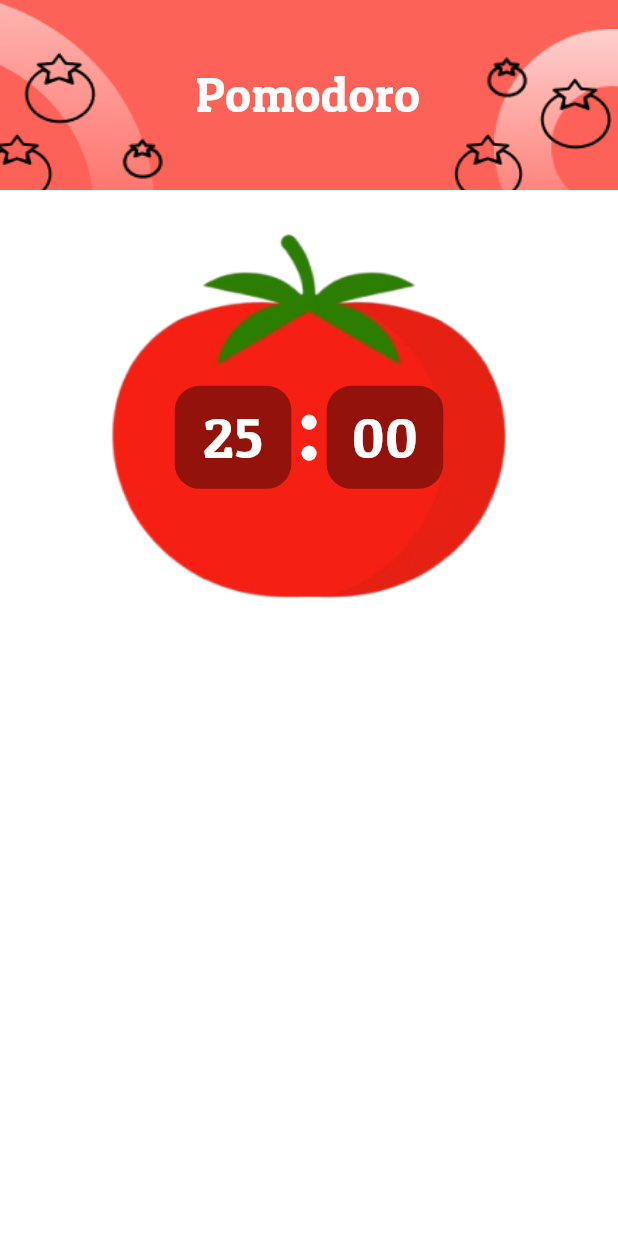
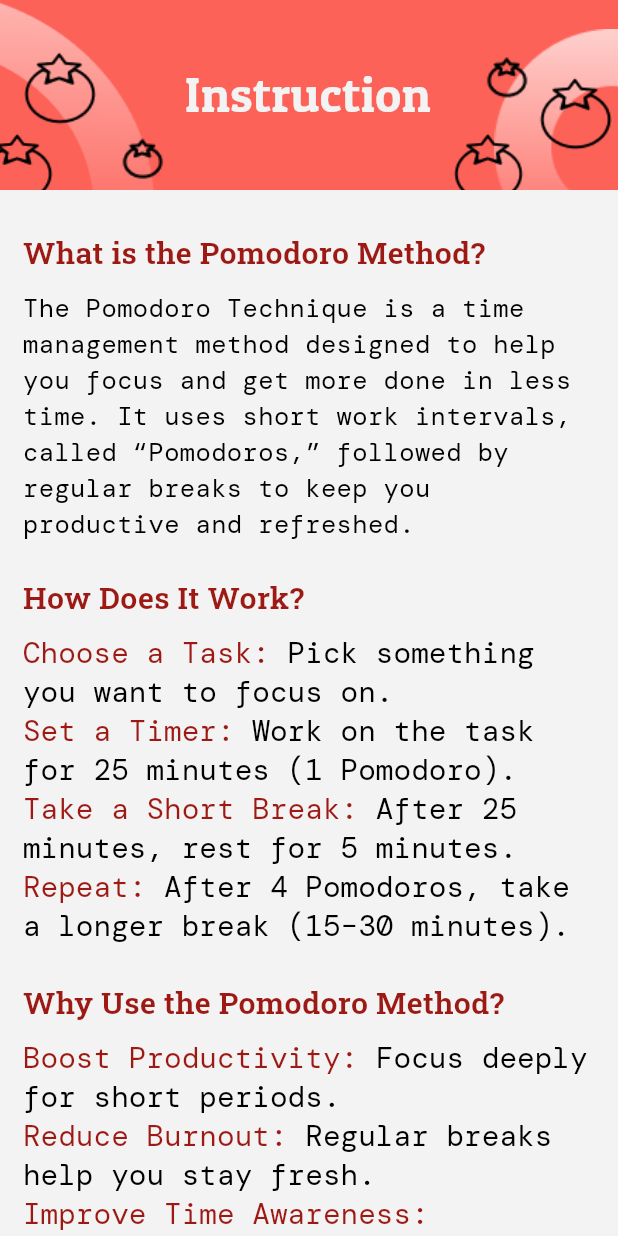
Before and after one commit to Abdusalom-mobile-developer/pomodoro, a Flutter app: the screen it shows after launch, on a phone screen of 412 x 824 dp. Run offline on Flutter 3.47's test engine with Material 3 defaults, Android fonts, the phone set to English and light mode, and no system bars; our stand-ins replace go_router; missing offline and left inert: back_button_interceptor.

Commit message:
Created Instructions Screen with all it's Texts in it.

```diff
--- /dev/null
+++ b/lib/customs/custom_rich_text.dart
@@ -0,0 +1,34 @@
+import 'package:flutter/material.dart';
+import 'package:pomodoro/customs/custom_size.dart';
+import 'package:pomodoro/utils/colors.dart';
+
+// ignore: must_be_immutable
+class CustomRichText extends StatelessWidget {
+  String text1, text2;
+  CustomRichText(this.text1, this.text2, {super.key});
+
+  @override
+  Widget build(BuildContext context) {
+    return RichText(
+        text: TextSpan(children: [
+      TextSpan(
+        text: text1,
+        style: TextStyle(
+          color: UtilsColors.darkPink,
+          fontWeight: FontWeight.w500,
+          fontFamily: "DMMono",
+          fontSize: CustomSize.width(context, 21),
+        ),
+      ),
+      TextSpan(
+        text: text2,
+        style: TextStyle(
+          color: UtilsColors.black,
+          fontWeight: FontWeight.w500,
+          fontFamily: "DMMono",
+          fontSize: CustomSize.width(context, 21),
+        ),
+      )
+    ]));
+  }
+}
--- a/lib/main.dart
+++ b/lib/main.dart
@@ -2,6 +2,7 @@ import 'package:flutter/material.dart';
 import 'package:flutter/services.dart';
 import 'package:go_router/go_router.dart';
 import 'package:pomodoro/screens/home.dart';
+import 'package:pomodoro/screens/instruction.dart';
 import 'package:pomodoro/screens/splash.dart';
 
 void main() {
@@ -41,5 +42,18 @@ final GoRouter _router = GoRouter(initialLocation: "/splash", routes: [
         child: child,
       ),
     ),
+  ),
+  GoRoute(
+    path: "/instruction",
+    pageBuilder: (context, state) => CustomTransitionPage(
+      transitionDuration: const Duration(milliseconds: 600),
+      key: state.pageKey,
+      child: const InstructionScreen(),
+      transitionsBuilder: (context, animation, secondaryAnimation, child) =>
+          FadeTransition(
+        opacity: CurveTween(curve: Curves.easeInBack).animate(animation),
+        child: child,
+      ),
+    ),
   )
 ]);
--- a/lib/screens/home.dart
+++ b/lib/screens/home.dart
@@ -3,7 +3,6 @@ import 'package:flutter/services.dart';
 import 'package:pomodoro/customs/custom_size.dart';
 import 'package:pomodoro/customs/custom_text.dart';
 import 'package:pomodoro/customs/height.dart';
-import 'package:pomodoro/customs/width.dart';
 import 'package:pomodoro/utils/colors.dart';
 import 'package:pomodoro/utils/img_paths.dart';
 import 'package:back_button_interceptor/back_button_interceptor.dart';
@@ -208,7 +207,7 @@ class _HomeScreenState extends State<HomeScreen> {
                               CustomSize.width(context, 19),
                               FontWeight.w500,
                               TextAlign.center,
-                              "PatuaOne"),
+                              "RobotoMono"),
                         ),
                         // Middle Double Circles
                         Container(
@@ -245,7 +244,7 @@ class _HomeScreenState extends State<HomeScreen> {
                               CustomSize.width(context, 19),
                               FontWeight.w500,
                               TextAlign.center,
-                              "PatuaOne"),
+                              "RobotoMono"),
                         ),
                       ],
                     ),
--- /dev/null
+++ b/lib/screens/instruction.dart
@@ -0,0 +1,259 @@
+import 'package:flutter/material.dart';
+import 'package:pomodoro/customs/custom_rich_text.dart';
+import 'package:pomodoro/customs/custom_size.dart';
+import 'package:pomodoro/customs/custom_text.dart';
+import 'package:pomodoro/customs/height.dart';
+import 'package:pomodoro/utils/colors.dart';
+import 'package:pomodoro/utils/img_paths.dart';
+
+class InstructionScreen extends StatelessWidget {
+  const InstructionScreen({super.key});
+
+  @override
+  Widget build(BuildContext context) {
+    return Scaffold(
+      backgroundColor: UtilsColors.bg,
+      body: SizedBox(
+        width: double.infinity,
+        child: Column(
+          children: [
+            // App Bar Simulator
+            ClipRect(
+              child: Container(
+                height: CustomSize.height(context, 6.5),
+                color: UtilsColors.pink,
+                child: Row(
+                  crossAxisAlignment: CrossAxisAlignment.end,
+                  mainAxisAlignment: MainAxisAlignment.spaceBetween,
+                  children: [
+                    Stack(
+                      children: [
+                        Container(
+                          alignment: Alignment.bottomLeft,
+                          child: Image(
+                            image: AssetImage(ImgPaths.appBarCircleLeft),
+                            width: CustomSize.width(context, 4),
+                            fit: BoxFit.fill,
+                          ),
+                        ),
+                        // Big Black Tomato Center
+                        Transform.translate(
+                          offset: Offset(CustomSize.width(context, 31),
+                              -CustomSize.width(context, 90)),
+                          child: Container(
+                            alignment: Alignment.center,
+                            child: Image(
+                              image: AssetImage(ImgPaths.appBarTomatoBlack),
+                              width: CustomSize.width(context, 7.7),
+                              fit: BoxFit.fill,
+                            ),
+                          ),
+                        ),
+                        // Small Black Tomato
+                        Transform.translate(
+                          offset: Offset(CustomSize.width(context, 5.1),
+                              -CustomSize.width(context, 63)),
+                          child: Container(
+                            alignment: Alignment.bottomLeft,
+                            child: Image(
+                              image:
+                                  AssetImage(ImgPaths.appBarTomatoBlackSmall),
+                              width: CustomSize.width(context, 14.3),
+                              fit: BoxFit.fill,
+                            ),
+                          ),
+                        ),
+                        // Big Black Tomato Corner
+                        Transform.translate(
+                          offset: Offset(-CustomSize.width(context, 30),
+                              CustomSize.width(context, 37)),
+                          child: Container(
+                            alignment: Alignment.bottomLeft,
+                            child: Image(
+                              image: AssetImage(ImgPaths.appBarTomatoBlack),
+                              width: CustomSize.width(context, 8),
+                              fit: BoxFit.fill,
+                            ),
+                          ),
+                        ),
+                      ],
+                    ),
+                    // Text Part
+                    Transform.translate(
+                      offset: Offset(-CustomSize.width(context, 37), 0),
+                      child: Column(
+                        mainAxisAlignment: MainAxisAlignment.center,
+                        children: [
+                          CustomText(
+                              "Instruction",
+                              UtilsColors.bg,
+                              CustomSize.width(context, 16.3),
+                              FontWeight.w500,
+                              TextAlign.center,
+                              "PatuaOne"),
+                        ],
+                      ),
+                    ),
+                    Stack(
+                      children: [
+                        Container(
+                          alignment: Alignment.bottomRight,
+                          child: Image(
+                            image: AssetImage(ImgPaths.appBarCircleRight),
+                            width: CustomSize.width(context, 5),
+                            fit: BoxFit.fill,
+                          ),
+                        ),
+                        // Small Black Tomato
+                        Transform.translate(
+                          offset: Offset(-CustomSize.width(context, 70),
+                              -CustomSize.width(context, 35)),
+                          child: Container(
+                            alignment: Alignment.center,
+                            child: Image(
+                              image:
+                                  AssetImage(ImgPaths.appBarTomatoBlackSmall),
+                              width: CustomSize.width(context, 14.3),
+                              fit: BoxFit.fill,
+                            ),
+                          ),
+                        ),
+                        // Big Black Tomato Center
+                        Transform.translate(
+                          offset: Offset(CustomSize.width(context, 15),
+                              -CustomSize.width(context, 17)),
+                          child: Container(
+                            alignment: Alignment.bottomRight,
+                            child: Image(
+                              image: AssetImage(ImgPaths.appBarTomatoBlack),
+                              width: CustomSize.width(context, 7.7),
+                              fit: BoxFit.fill,
+                            ),
+                          ),
+                        ),
+                        // Big Black Tomato Left
+                        Transform.translate(
+                          offset: Offset(-CustomSize.width(context, 13.9),
+                              CustomSize.width(context, 37)),
+                          child: Container(
+                            alignment: Alignment.bottomCenter,
+                            child: Image(
+                              image: AssetImage(ImgPaths.appBarTomatoBlack),
+                              width: CustomSize.width(context, 8),
+                              fit: BoxFit.fill,
+                            ),
+                          ),
+                        ),
+                      ],
+                    )
+                  ],
+                ),
+              ),
+            ),
+            // Instructions Part
+            Expanded(
+              child: Padding(
+                padding: EdgeInsets.symmetric(
+                  horizontal: CustomSize.width(context, 27),
+                ),
+                // Disabling the Scroll Effect
+                child: ScrollConfiguration(
+                  behavior: NoGlowScrollBehavior(),
+                  child: SingleChildScrollView(
+                    child: Column(
+                      crossAxisAlignment: CrossAxisAlignment.start,
+                      children: [
+                        Height(30),
+                        CustomText(
+                          "What is the Pomodoro Method?",
+                          UtilsColors.darkPink,
+                          CustomSize.width(context, 10.1),
+                          FontWeight.w500,
+                          TextAlign.left,
+                          "RobotoSlab",
+                        ),
+                        Height(CustomSize.height(context, 10)),
+                        CustomText(
+                          "The Pomodoro Technique is a time management method designed to help you focus and get more done in less time. It uses short work intervals, called “Pomodoros,” followed by regular breaks to keep you productive and refreshed.",
+                          UtilsColors.black,
+                          CustomSize.width(context, 8.5),
+                          FontWeight.w500,
+                          TextAlign.left,
+                          "DMMono",
+                        ),
+                        Height(CustomSize.height(context, 23)),
+                        CustomText(
+                          "How Does It Work?",
+                          UtilsColors.darkPink,
+                          CustomSize.width(context, 10.1),
+                          FontWeight.w500,
+                          TextAlign.left,
+                          "RobotoSlab",
+                        ),
+                        Height(CustomSize.height(context, 10)),
+                        CustomRichText("Choose a Task: ",
+                            "Pick something you want to focus on."),
+                        CustomRichText("Set a Timer: ",
+                            "Work on the task for 25 minutes (1 Pomodoro)."),
+                        CustomRichText("Take a Short Break: ",
+                            "After 25 minutes, rest for 5 minutes."),
+                        CustomRichText("Repeat: ",
+                            "After 4 Pomodoros, take a longer break (15–30 minutes)."),
+                        Height(CustomSize.height(context, 23)),
+                        CustomText(
+                          "Why Use the Pomodoro Method?",
+                          UtilsColors.darkPink,
+                          CustomSize.width(context, 10.1),
+                          FontWeight.w500,
+                          TextAlign.left,
+                          "RobotoSlab",
+                        ),
+                        Height(CustomSize.height(context, 10)),
+                        CustomRichText("Boost Productivity: ",
+                            "Focus deeply for short periods."),
+                        CustomRichText("Reduce Burnout: ",
+                            "Regular breaks help you stay fresh."),
+                        CustomRichText("Improve Time Awareness: ",
+                            "Understand how long tasks take."),
+                        CustomRichText(
+                            "Stay Motivated: ", "Small wins keep you going!"),
+                        Height(CustomSize.height(context, 23)),
+                        CustomText(
+                          "Tips for Success",
+                          UtilsColors.darkPink,
+                          CustomSize.width(context, 10.1),
+                          FontWeight.w500,
+                          TextAlign.left,
+                          "RobotoSlab",
+                        ),
+                        Height(CustomSize.height(context, 10)),
+                        CustomText(
+                          "Eliminate distractions during your Pomodoro. Use breaks to relax, stretch, or grab a drink. Adjust intervals if needed to fit your work style.",
+                          UtilsColors.black,
+                          CustomSize.width(context, 8.5),
+                          FontWeight.w500,
+                          TextAlign.left,
+                          "DMMono",
+                        ),
+                        Height(30),
+                      ],
+                    ),
+                  ),
+                ),
+              ),
+            ),
+          ],
+        ),
+      ),
+    );
+  }
+}
+
+// Disabling the Scroll Effect
+class NoGlowScrollBehavior extends ScrollBehavior {
+  @override
+  Widget buildOverscrollIndicator(
+      BuildContext context, Widget child, ScrollableDetails details) {
+    return child;
+  }
+}
--- a/lib/screens/splash.dart
+++ b/lib/screens/splash.dart
@@ -17,7 +17,7 @@ class SplashScreen extends StatelessWidget {
   Widget build(BuildContext context) {
     Timer(
       const Duration(milliseconds: 2300),
-      () => context.go("/home"),
+      () => context.go("/instruction"),
     );
     return Scaffold(
       backgroundColor: UtilsColors.bg,
--- a/lib/utils/colors.dart
+++ b/lib/utils/colors.dart
@@ -2,8 +2,9 @@ import 'package:flutter/material.dart';
 
 class UtilsColors {
   static Color black = Colors.black;
-  static Color bg = Colors.white;
+  static Color bg = const Color(0xFFF3F3F3);
   static Color pink = const Color(0xFFFD6259);
   static Color lightPink = const Color(0xFFFFF0EF);
   static Color lightGrey = const Color(0xFFD1D1D1);
+  static Color darkPink = const Color(0xFF9D1914);
 }
```
Also changed, not shown: pubspec.yaml (+9 -0 lines), assets/fonts/DMMono-Regular.ttf (added), assets/fonts/RobotoMono-SemiBold.ttf (added), assets/fonts/RobotoSlab-SemiBold.ttf (added).
